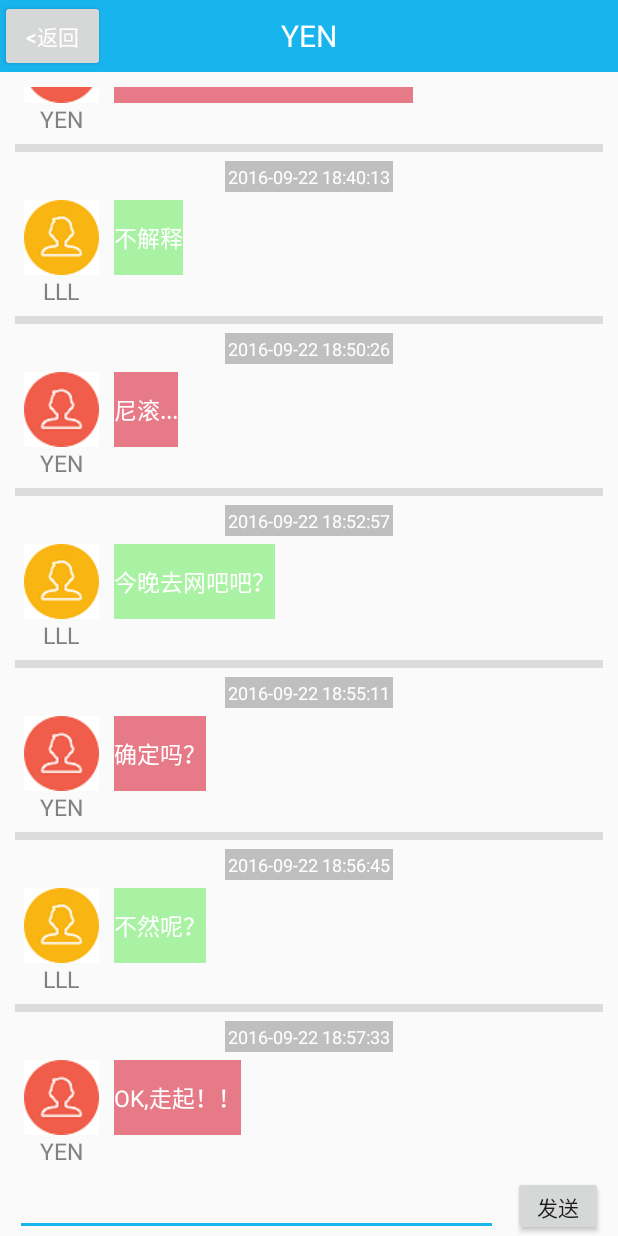
After one commit to GitHubyen/simpleQQ, an Android app: the ChatMainActivity screen opened directly, with no data from a screen before it, on a phone screen of 412 x 824 dp. The commit adds this screen. Run offline under Robolectric (Android 15) with nearby library versions, the phone set to English and light mode, and no system bars.

Commit message:
新增聊天功能

```diff
--- a/app/src/main/AndroidManifest.xml
+++ b/app/src/main/AndroidManifest.xml
@@ -55,6 +55,7 @@
         <activity android:name=".utils.MessageActivity" android:label="分享软件" />
         <activity android:name=".utils.CameraActivity" android:label="保存图片"/>
         <activity android:name=".utils.MapActivity" android:label="分享位置"/>
+        <activity android:name=".viewUI.ChatMainActivity" android:label="好友聊天"/>
 
 
         <!--注册高德Key使用的SHA1值-->
--- a/app/src/main/java/com/example/yangenneng0/myapplication/MainActivity.java
+++ b/app/src/main/java/com/example/yangenneng0/myapplication/MainActivity.java
@@ -14,9 +14,11 @@ import android.support.v7.widget.Toolbar;
 import android.view.Menu;
 import android.view.MenuItem;
 import android.view.View;
+import android.widget.Button;
 import com.example.yangenneng0.myapplication.utils.CameraActivity;
 import com.example.yangenneng0.myapplication.utils.MapActivity;
 import com.example.yangenneng0.myapplication.utils.MessageActivity;
+import com.example.yangenneng0.myapplication.viewUI.ChatMainActivity;
 import com.example.yangenneng0.myapplication.viewUI.RegistActivity;
 import com.example.yangenneng0.myapplication.viewUI.SettingsActivity;
 
@@ -57,6 +59,18 @@ public class MainActivity extends AppCompatActivity
         //设置左侧菜单
         NavigationView navigationView = (NavigationView) findViewById(R.id.nav_view);
         navigationView.setNavigationItemSelectedListener(this);
+
+        //聊天
+        Button button= (Button) findViewById(R.id.goChat);
+        button.setOnClickListener(new View.OnClickListener() {
+            @Override
+            public void onClick(View v) {
+                Intent intent = new Intent();
+                intent.setClass(MainActivity.this, ChatMainActivity.class);
+                MainActivity.this.startActivity(intent);
+            }
+        });
+
     }
 
     /**
--- /dev/null
+++ b/app/src/main/java/com/example/yangenneng0/myapplication/adapter/ChatMsgViewAdapter.java
@@ -0,0 +1,114 @@
+package com.example.yangenneng0.myapplication.adapter;
+
+import android.content.Context;
+import android.view.LayoutInflater;
+import android.view.View;
+import android.view.ViewGroup;
+import android.widget.BaseAdapter;
+import android.widget.TextView;
+import com.example.yangenneng0.myapplication.R;
+import com.example.yangenneng0.myapplication.model.ChatMsgEntity;
+
+import java.util.List;
+
+/**
+ * User: yangenneng
+ * DateTime: 2016/12/11 17:58
+ * Description:
+ * 消息ListView的Adapter
+ */
+public class ChatMsgViewAdapter extends BaseAdapter {
+
+    public static interface IMsgViewType {
+        int IMVT_COM_MSG = 0;// 收到对方的消息
+        int IMVT_TO_MSG = 1;// 自己发送出去的消息
+    }
+
+    private static final int ITEMCOUNT = 2;// 消息类型的总数
+    private List<ChatMsgEntity> coll;// 消息对象数组
+    private LayoutInflater mInflater;
+
+    public ChatMsgViewAdapter(Context context, List<ChatMsgEntity> coll) {
+        this.coll = coll;
+        mInflater = LayoutInflater.from(context);
+    }
+
+    @Override
+    public int getCount() {
+        return coll.size();
+    }
+
+    @Override
+    public Object getItem(int position) {
+        return coll.get(position);
+    }
+
+    @Override
+    public long getItemId(int position) {
+        return position;
+    }
+
+    /**
+     * 得到item的类型，是自己发送的消息，还是接受到的消息
+     * @param position
+     * @return
+     */
+    public int getItemViewType(int position) {
+        ChatMsgEntity entity=coll.get(position);
+        if(entity.getMsgType()) {   //收到的消息
+            return IMsgViewType.IMVT_COM_MSG;
+        }else {                     //自己发送的消息
+            return IMsgViewType.IMVT_TO_MSG;
+        }
+    }
+
+    /**
+     * Item类型的总数:消息类型总数
+     */
+    public int getViewTypeCount() {
+        return ITEMCOUNT;
+    }
+
+
+    @Override
+    public View getView(int position, View convertView, ViewGroup parent) {
+
+        ChatMsgEntity entity=coll.get(position);
+        boolean isComMsg=entity.getMsgType();
+
+        ViewHolder viewHolder=null;
+        if(convertView==null){
+            if(isComMsg){
+                convertView=mInflater.inflate(R.layout.chatting_item_msg_text_left,null);
+            }else {
+                convertView=mInflater.inflate(R.layout.chatting_item_msg_text_right,null);
+
+            }
+
+            viewHolder=new ViewHolder();
+            viewHolder.tvSendTime= (TextView) convertView.findViewById(R.id.tv_sendtime);
+            viewHolder.tvUserName = (TextView) convertView.findViewById(R.id.tv_username);
+            viewHolder.tvContent = (TextView) convertView .findViewById(R.id.tv_chatcontent);
+            viewHolder.isComMsg = isComMsg;
+
+            convertView.setTag(viewHolder);
+        }else {
+            viewHolder = (ViewHolder) convertView.getTag();
+        }
+
+        viewHolder.tvSendTime.setText(entity.getDate());
+        viewHolder.tvUserName.setText(entity.getName());
+        viewHolder.tvContent.setText(entity.getMessage());
+        return convertView;
+    }
+
+    static class ViewHolder {
+        public TextView tvSendTime;
+        public TextView tvUserName;
+        public TextView tvContent;
+        public boolean isComMsg = true;
+    }
+
+
+
+}
--- /dev/null
+++ b/app/src/main/java/com/example/yangenneng0/myapplication/model/ChatMsgEntity.java
@@ -0,0 +1,61 @@
+package com.example.yangenneng0.myapplication.model;
+
+/**
+ * User: yangenneng
+ * DateTime: 2016/12/11 17:08
+ * Description:聊天消息实体类
+ */
+public class ChatMsgEntity {
+
+    private String name;//消息来自
+    private String date;//消息日期
+    private String message;//消息内容
+    private boolean isComMeg = true;// 是否为收到的消息
+
+    //构造函数
+    public ChatMsgEntity() {
+    }
+
+    public ChatMsgEntity(String name, String date, String text, boolean isComMsg) {
+        super();
+        this.name = name;
+        this.date = date;
+        this.message = text;
+        this.isComMeg = isComMsg;
+    }
+
+    //  getter/setter构造器
+
+    public String getName() {
+        return name;
+    }
+
+    public void setName(String name) {
+        this.name = name;
+    }
+
+    public String getDate() {
+        return date;
+    }
+
+    public void setDate(String date) {
+        this.date = date;
+    }
+
+    public String getMessage() {
+        return message;
+    }
+
+    public void setMessage(String message) {
+        this.message = message;
+    }
+
+    public boolean getMsgType() {
+        return isComMeg;
+    }
+
+    public void setMsgType(boolean isComMsg) {
+        isComMeg = isComMsg;
+    }
+
+}
--- /dev/null
+++ b/app/src/main/java/com/example/yangenneng0/myapplication/viewUI/ChatMainActivity.java
@@ -0,0 +1,139 @@
+package com.example.yangenneng0.myapplication.viewUI;
+
+import android.app.Activity;
+import android.content.Intent;
+import android.os.Bundle;
+import android.view.View;
+import android.widget.Button;
+import android.widget.EditText;
+import android.widget.ListView;
+import com.example.yangenneng0.myapplication.MainActivity;
+import com.example.yangenneng0.myapplication.R;
+import com.example.yangenneng0.myapplication.adapter.ChatMsgViewAdapter;
+import com.example.yangenneng0.myapplication.model.ChatMsgEntity;
+
+import java.text.SimpleDateFormat;
+import java.util.ArrayList;
+import java.util.Date;
+import java.util.List;
+
+/**
+ * User: yangenneng
+ * DateTime: 2016/12/11 17:11
+ * Description:
+ */
+public class ChatMainActivity extends Activity implements View.OnClickListener {
+
+    private Button mBtnSend;// 发送btn
+    private Button mBtnBack;// 返回btn
+    private EditText mEditTextContent;
+    private ListView mListView;
+    private ChatMsgViewAdapter mAdapter;// 消息视图的Adapter
+    private List<ChatMsgEntity> mDataArrays = new ArrayList<ChatMsgEntity>();// 消息对象数组
+
+
+    @Override
+    protected void onCreate(Bundle savedInstanceState) {
+        super.onCreate(savedInstanceState);
+        setContentView(R.layout.activity_chatmain);
+
+        initView();// 初始化view
+        initData();// 初始化数据
+        mListView.setSelection(mAdapter.getCount() - 1);
+
+    }
+
+    /**
+     * 初始化view
+     */
+    public void initView() {
+        mListView= (ListView) findViewById(R.id.listview);
+        mBtnSend=(Button) findViewById(R.id.btn_send);
+        mBtnSend.setOnClickListener(this);
+        mBtnBack = (Button) findViewById(R.id.chatGoHome);
+        mBtnBack.setOnClickListener(this);
+        mEditTextContent = (EditText) findViewById(R.id.et_sendmessage);
+    }
+
+    private String[] msgArray = new String[] { "在吗，有时间吗", "有！你呢？", "我也有", "那上吧",
+            "打啊！你放大啊！", "你咋不放呢？留大抢人头啊？", "不解释", "尼滚...",
+            "今晚去网吧吧？", "确定吗？", "不然呢？", "OK,走起！！" };
+
+    private String[] dataArray = new String[] { "2016-09-22 18:00:02",
+            "2016-09-22 18:10:22", "2016-09-22 18:11:24",
+            "2016-09-22 18:20:23", "2016-09-22 18:30:31",
+            "2016-09-22 18:35:37", "2016-09-22 18:40:13",
+            "2016-09-22 18:50:26", "2016-09-22 18:52:57",
+            "2016-09-22 18:55:11", "2016-09-22 18:56:45",
+            "2016-09-22 18:57:33", };
+    private final static int COUNT = 12;// 初始化数组总数
+
+    /**
+     * 模拟加载消息历史，实际开发可以从数据库中读出
+     */
+    public void initData() {
+        for (int i = 0; i < COUNT; i++) {
+            ChatMsgEntity entity = new ChatMsgEntity();
+            entity.setDate(dataArray[i]);
+            if (i % 2 == 0) {
+                entity.setName("LLL");
+                entity.setMsgType(true);// 收到的消息
+            } else {
+                entity.setName("YEN");
+                entity.setMsgType(false);// 自己发送的消息
+            }
+            entity.setMessage(msgArray[i]);
+            mDataArrays.add(entity);
+        }
+
+        mAdapter = new ChatMsgViewAdapter(this, mDataArrays);
+        mListView.setAdapter(mAdapter);
+    }
+
+    @Override
+    public void onClick(View v) {
+        switch (v.getId()) {
+            case R.id.btn_send:// 发送按钮点击事件
+                send();
+                break;
+            case R.id.chatGoHome:// 返回按钮点击事件
+                Intent intent = new Intent();
+                intent.setClass(ChatMainActivity.this, MainActivity.class);
+                ChatMainActivity.this.startActivity(intent);
+                break;
+        }
+    }
+
+
+    /**
+     * 发送消息
+     */
+    private void send() {
+        String contString = mEditTextContent.getText().toString();
+        if (contString.length() > 0) {
+            ChatMsgEntity entity = new ChatMsgEntity();
+            entity.setName("YEN");
+            entity.setDate(getDate());
+            entity.setMessage(contString);
+            entity.setMsgType(false);
+
+            mDataArrays.add(entity);
+            mAdapter.notifyDataSetChanged();// 通知ListView，数据已发生改变
+
+            mEditTextContent.setText("");// 清空编辑框数据
+            mListView.setSelection(mListView.getCount() - 1);// 发送一条消息时，ListView显示选择最后一项
+
+        }
+    }
+
+
+    /**
+     * 发送消息时，获取当前事件
+     * @return 当前时间
+     */
+    private String getDate() {
+        SimpleDateFormat format = new SimpleDateFormat("yyyy-MM-dd hh:mm:ss");
+        return format.format(new Date());
+    }
+
+}
--- /dev/null
+++ b/app/src/main/res/layout/activity_chatmain.xml
@@ -0,0 +1,73 @@
+<?xml version="1.0" encoding="utf-8"?>
+<RelativeLayout xmlns:android="http://schemas.android.com/apk/res/android"
+                xmlns:tools="http://schemas.android.com/tools"
+                tools:context="com.example.yangenneng0.myapplication.viewUI.ChatMainActivity"
+                android:layout_width="match_parent"
+                android:layout_height="match_parent">
+
+
+    <!--导航布局开始-->
+    <RelativeLayout
+                    android:id="@+id/rl_layout"
+                    android:layout_width="fill_parent"
+                    android:layout_height="wrap_content"
+                    android:background="@color/colorPrimary"
+                    android:textColor="#fff">
+        <Button
+                android:id="@+id/chatGoHome"
+                android:text="&lt;返回"
+                android:layout_width="70dp"
+                android:textColor="#fff"
+                android:layout_height="wrap_content"/>
+        <TextView
+                android:layout_centerInParent="true"     android:textSize="20.0sp"
+                android:text="YEN" android:textColor="#ffffff"
+                android:layout_width="wrap_content" android:layout_height="wrap_content"/>
+    </RelativeLayout>
+    <!--导航布局结束-->
+
+
+
+    <!--发送区界面开始-->
+    <RelativeLayout
+            android:id="@+id/rl_bottom" android:layout_alignParentBottom="true"
+            android:layout_width="fill_parent" android:layout_height="wrap_content">
+
+        <Button
+                android:id="@+id/btn_send"
+                android:layout_alignParentRight="true"
+                android:layout_centerVertical="true"
+                android:layout_marginRight="10dp"
+                android:text="发送"
+                android:layout_width="60dp" android:layout_height="40dp"/>
+        <EditText
+                android:id="@+id/et_sendmessage"
+                android:layout_centerVertical="true"
+                android:layout_marginLeft="10dp"
+                android:layout_marginRight="10dp"
+                android:layout_toLeftOf="@id/btn_send"
+                android:singleLine="true"
+                android:textSize="18sp"
+                android:layout_width="fill_parent" android:layout_height="40dp"/>
+    </RelativeLayout>
+    <!--发送区界面结束-->
+
+
+    <!--聊天主界面开始-->
+    <ListView
+            android:layout_width="fill_parent"
+            android:layout_height="fill_parent"
+            android:layout_above="@id/rl_bottom"
+            android:layout_below="@id/rl_layout"
+            android:layout_marginLeft="10dip"
+            android:layout_marginRight="10dip"
+            android:layout_marginTop="10dip"
+            android:cacheColorHint="#00000000"
+            android:dividerHeight="5dp"
+            android:scrollbars="none"
+            android:id="@+id/listview">
+
+    </ListView>
+    <!--聊天主界面结束-->
+
+</RelativeLayout>
--- /dev/null
+++ b/app/src/main/res/layout/chatting_item_msg_text_left.xml
@@ -0,0 +1,50 @@
+<?xml version="1.0" encoding="utf-8"?>
+<LinearLayout xmlns:android="http://schemas.android.com/apk/res/android"
+              android:orientation="vertical"
+              android:padding="6dp"
+              android:layout_width="fill_parent"
+              android:layout_height="wrap_content">
+
+    <LinearLayout
+            android:gravity="center_horizontal"
+            android:orientation="vertical"
+            android:layout_width="fill_parent" android:layout_height="wrap_content">
+        <TextView
+                android:id="@+id/tv_sendtime"   style="@style/chat_text_date_style"
+                android:layout_width="wrap_content" android:layout_height="wrap_content"/>
+    </LinearLayout>
+
+    <RelativeLayout
+            android:layout_marginTop="5dp"
+            android:layout_width="fill_parent" android:layout_height="wrap_content">
+        <ImageView
+                android:id="@+id/iv_userhead"
+                android:layout_alignParentLeft="true"
+                android:layout_alignParentTop="true"
+                android:focusable="false"
+                android:background="@drawable/head_1"
+                android:layout_width="wrap_content" android:layout_height="wrap_content"/>
+
+        <TextView
+                android:id="@+id/tv_chatcontent"
+                style="@style/chat_content_date_style"
+                android:layout_width="wrap_content"
+                android:layout_height="wrap_content"
+                android:layout_marginLeft="10dp"
+                android:background="#a9f2a3"
+                android:textColor="#fff"
+                android:layout_toRightOf="@id/iv_userhead"
+        />
+
+        <TextView
+                android:id="@+id/tv_username"
+                style="@style/chat_text_name_style"
+                android:layout_width="wrap_content"
+                android:layout_height="wrap_content"
+                android:layout_alignParentLeft="true"
+                android:layout_below="@id/iv_userhead"
+                android:layout_toLeftOf="@id/tv_chatcontent" />
+
+    </RelativeLayout>
+
+</LinearLayout>
--- /dev/null
+++ b/app/src/main/res/layout/chatting_item_msg_text_right.xml
@@ -0,0 +1,56 @@
+<?xml version="1.0" encoding="utf-8"?>
+<LinearLayout xmlns:android="http://schemas.android.com/apk/res/android"
+              android:orientation="vertical"
+              android:padding="6dp"
+              android:layout_width="fill_parent"
+              android:layout_height="wrap_content">
+
+    <LinearLayout
+            android:layout_width="fill_parent"
+            android:layout_height="wrap_content"
+            android:gravity="center_horizontal"
+            android:orientation="vertical" >
+
+        <TextView
+                android:id="@+id/tv_sendtime"
+                style="@style/chat_text_date_style"
+                android:layout_width="wrap_content"
+                android:layout_height="wrap_content" />
+    </LinearLayout>
+
+    <RelativeLayout
+            android:layout_width="fill_parent"
+            android:layout_height="wrap_content"
+            android:layout_marginTop="5dp" >
+
+        <ImageView
+                android:id="@+id/iv_userhead"
+                android:layout_width="wrap_content"
+                android:layout_height="wrap_content"
+                android:layout_alignParentLeft="true"
+                android:layout_alignParentTop="true"
+                android:background="@drawable/head_3"
+                android:focusable="false" />
+
+        <TextView
+                android:id="@+id/tv_chatcontent"
+                style="@style/chat_content_date_style"
+                android:layout_width="wrap_content"
+                android:layout_height="wrap_content"
+                android:layout_marginLeft="10dp"
+                android:layout_toRightOf="@id/iv_userhead"
+                android:textColor="#fff"
+                android:background="#e77a87"
+        />
+
+        <TextView
+                android:id="@+id/tv_username"
+                style="@style/chat_text_name_style"
+                android:layout_width="wrap_content"
+                android:layout_height="wrap_content"
+                android:layout_alignParentLeft="true"
+                android:layout_below="@id/iv_userhead"
+                android:layout_toLeftOf="@id/tv_chatcontent" />
+    </RelativeLayout>
+
+</LinearLayout>
--- a/app/src/main/res/layout/content_main.xml
+++ b/app/src/main/res/layout/content_main.xml
@@ -17,7 +17,19 @@
         tools:context="com.example.yangenneng0.myapplication.MainActivity">
 
     <TextView
-            android:text="Hello World!"
+            android:text="Hello World!\n\n\n\n\n\n"
             android:layout_width="wrap_content"
             android:layout_height="wrap_content"/>
+
+    <Button
+            android:id="@+id/goChat"
+            style="?android:textAppearanceSmall"
+            android:layout_width="match_parent"
+            android:layout_height="wrap_content"
+            android:layout_marginTop="16dp"
+            android:background="@color/colorPrimary"
+            android:textColor="#fff"
+            android:text="点击聊天"
+            android:textStyle="bold"/>
+
 </RelativeLayout>
--- a/app/src/main/res/values/styles.xml
+++ b/app/src/main/res/values/styles.xml
@@ -14,4 +14,28 @@
     <style name="AppTheme.AppBarOverlay" parent="ThemeOverlay.AppCompat.Dark.ActionBar"/>
     <style name="AppTheme.PopupOverlay" parent="ThemeOverlay.AppCompat.Light"/>
 
+    <style name="chat_text_date_style">
+        <item name="android:padding">2dp</item>
+        <item name="android:textColor">#ffffff</item>
+        <item name="android:textSize">12sp</item>
+        <item name="android:background">#bfbfbf</item>
+    </style>
+
+    <style name="chat_content_date_style">
+        <item name="android:minHeight">50dp</item>
+        <item name="android:gravity">left|center</item>
+        <item name="android:textColor">#000000</item>
+        <item name="android:textSize">15sp</item>
+        <item name="android:lineSpacingExtra">2dp</item>
+        <item name="android:clickable">true</item>
+        <item name="android:focusable">true</item>
+        <item name="android:background">#bfbfbf</item>
+    </style>
+
+    <style name="chat_text_name_style">
+        <item name="android:textColor">#818181</item>
+        <item name="android:textSize">15sp</item>
+        <item name="android:gravity">center</item>
+    </style>
+
 </resources>
```
Also changed, not shown: app/src/main/res/drawable/chatfrom_bg_left.png (added), app/src/main/res/drawable/chatfrom_bg_right.png (added), app/src/main/res/drawable/head_1.png, app/src/main/res/drawable/head_2.png, app/src/main/res/drawable/head_3.png.
